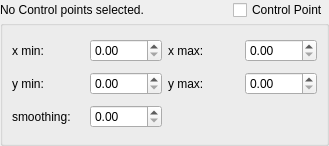
First picture: the form in Gui/GuiComponents/ControlPointView.ui, repository DrBenEvans/AerOptGUI, before the edit.
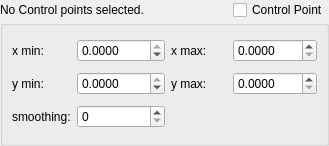
Second picture: the form after the edit.

Commit message: interactive bounds update ControlPointView

The edit to the form file:
```diff
--- a/Gui/GuiComponents/ControlPointView.ui
+++ b/Gui/GuiComponents/ControlPointView.ui
@@ -90,17 +90,32 @@
      </property>
      <layout class="QGridLayout" name="gridLayout">
       <item row="0" column="1">
-       <widget class="QDoubleSpinBox" name="xBoundMax">
-        <property name="enabled">
-         <bool>true</bool>
-        </property>
-       </widget>
-      </item>
-      <item row="0" column="3">
        <widget class="QDoubleSpinBox" name="xBoundMin">
         <property name="enabled">
          <bool>true</bool>
         </property>
+        <property name="decimals">
+         <number>4</number>
+        </property>
+        <property name="minimum">
+         <double>-9999.899999999999636</double>
+        </property>
+        <property name="maximum">
+         <double>0.000000000000000</double>
+        </property>
+       </widget>
+      </item>
+      <item row="0" column="3">
+       <widget class="QDoubleSpinBox" name="xBoundMax">
+        <property name="enabled">
+         <bool>true</bool>
+        </property>
+        <property name="decimals">
+         <number>4</number>
+        </property>
+        <property name="maximum">
+         <double>9999.989999999999782</double>
+        </property>
        </widget>
       </item>
       <item row="0" column="0">
@@ -114,10 +129,16 @@
        </widget>
       </item>
       <item row="1" column="3">
-       <widget class="QDoubleSpinBox" name="yBoundMin">
+       <widget class="QDoubleSpinBox" name="yBoundMax">
         <property name="enabled">
          <bool>true</bool>
         </property>
+        <property name="decimals">
+         <number>4</number>
+        </property>
+        <property name="maximum">
+         <double>9999.989999999999782</double>
+        </property>
        </widget>
       </item>
       <item row="1" column="0">
@@ -147,13 +168,6 @@
         </property>
        </widget>
       </item>
-      <item row="2" column="1">
-       <widget class="QDoubleSpinBox" name="smoothingValue">
-        <property name="enabled">
-         <bool>true</bool>
-        </property>
-       </widget>
-      </item>
       <item row="0" column="2">
        <widget class="QLabel" name="xBoundMaxLabel">
         <property name="enabled">
@@ -165,9 +179,28 @@
        </widget>
       </item>
       <item row="1" column="1">
-       <widget class="QDoubleSpinBox" name="yBoundMax">
+       <widget class="QDoubleSpinBox" name="yBoundMin">
         <property name="enabled">
          <bool>true</bool>
+        </property>
+        <property name="decimals">
+         <number>4</number>
+        </property>
+        <property name="minimum">
+         <double>-9999.989999999999782</double>
+        </property>
+        <property name="maximum">
+         <double>0.000000000000000</double>
+        </property>
+       </widget>
+      </item>
+      <item row="2" column="1">
+       <widget class="QSpinBox" name="smoothingValue">
+        <property name="enabled">
+         <bool>true</bool>
+        </property>
+        <property name="maximum">
+         <number>10</number>
         </property>
        </widget>
       </item>
```
The commit also changes 5 other files.
